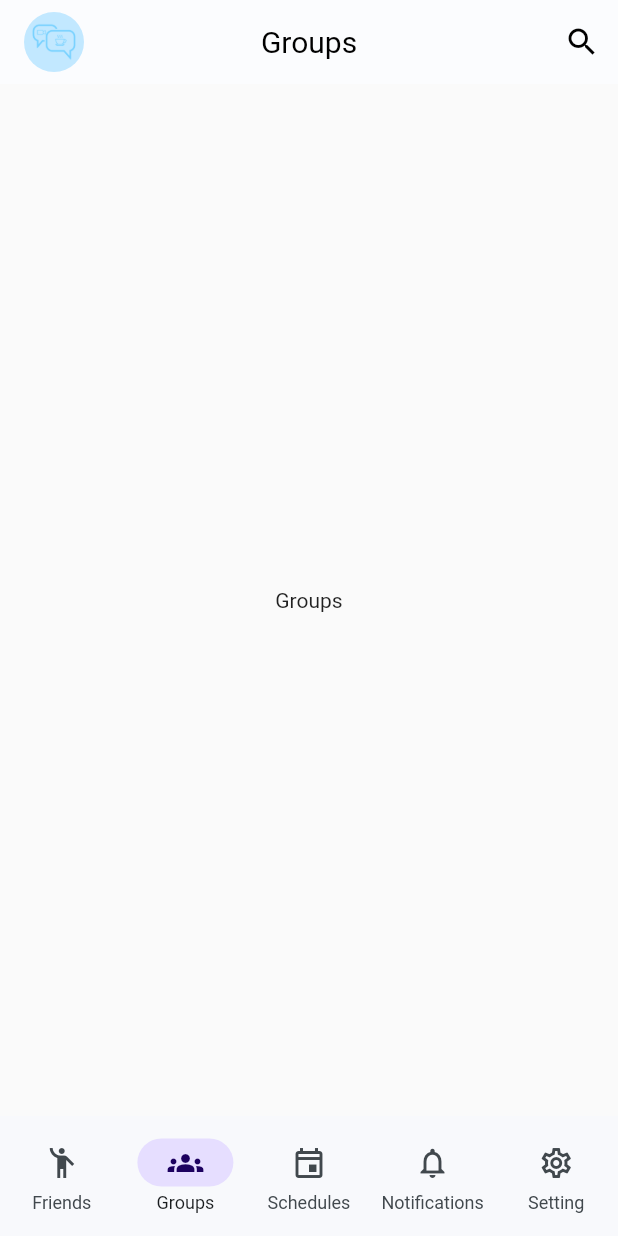
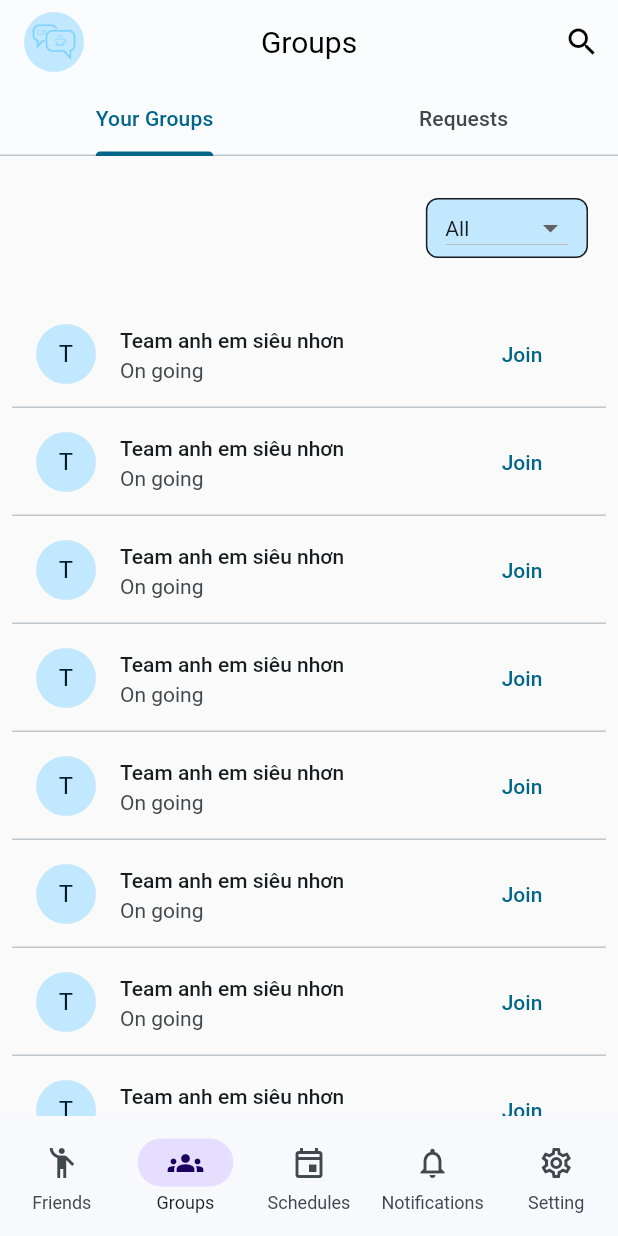
Before and after one commit to quangnhat22/cs_video_call_app, a Flutter app: the screen it shows after launch, item 2 of the bottom bar chosen, on a phone screen of 412 x 824 dp. Run offline on Flutter 3.47's test engine with Material 2 defaults, Android fonts, the phone set to English and light mode, and no system bars; our stand-ins replace bloc, cached_network_image, dio, equatable, firebase_core, flutter_bloc and 3 more; accounts and stored records are empty; generated files the repository leaves out were written again.

Commit message:
build Your Groups tab in Groups page

```diff
--- a/lib/core/langs/app_en.arb
+++ b/lib/core/langs/app_en.arb
@@ -72,5 +72,8 @@
   "friend_birthday": "Birthday",
   "friend_add_friend": "Add friend",
   "friend_block": "Block",
-  "friend_unfriend": "Unfriend"
+  "friend_unfriend": "Unfriend",
+  "group_on_going": "On going",
+  "group_join_text_button": "Join",
+  "group_start_text_button": "Start"
 }
--- a/lib/core/langs/app_vi.arb
+++ b/lib/core/langs/app_vi.arb
@@ -72,5 +72,8 @@
   "friend_birthday": "Ngày sinh",
   "friend_add_friend": "Thêm bạn bè",
   "friend_block": "Chặn",
-  "friend_unfriend": "Hủy kết bạn"
+  "friend_unfriend": "Hủy kết bạn",
+  "group_on_going": "Đang diễn ra",
+  "group_join_text_button": "Tham gia",
+  "group_start_text_button": "Bắt đầu"
 }
--- a/lib/presentation/groups/groups_dash_board/groups_dash_board.dart
+++ b/lib/presentation/groups/groups_dash_board/groups_dash_board.dart
@@ -5,3 +5,6 @@ import 'package:flutter_gen/gen_l10n/app_localizations.dart';
 import 'package:videocall/common/widgets/stateless/m_app_bar.dart';
 
 part 'pages/groups_dash_board_page.dart';
+part 'widgets/tabs/your_groups_tab.dart';
+part 'widgets/dropdown_groups_filter_button.dart';
+part 'widgets/lists/group_list.dart';
--- a/lib/presentation/groups/groups_dash_board/pages/groups_dash_board_page.dart
+++ b/lib/presentation/groups/groups_dash_board/pages/groups_dash_board_page.dart
@@ -5,12 +5,22 @@ class GroupsDashBoardPage extends StatelessWidget {
 
   @override
   Widget build(BuildContext context) {
-    return Scaffold(
-      appBar: MHomeAppBar(
-        title: AppLocalizations.of(context)!.groups,
-      ),
-      body: const Center(
-        child: Text("Groups"),
+    return DefaultTabController(
+      length: 2,
+      child: Scaffold(
+        appBar: MHomeAppBar(
+          title: AppLocalizations.of(context)!.groups,
+          bottomWidget: const TabBar(tabs: [
+            Tab(
+              child: Text('Your Groups'),
+            ),
+            Tab(
+              child: Text('Requests'),
+            )
+          ]),
+        ),
+        body:
+            const TabBarView(children: <Widget>[YourGroupsTab(), Text('123')]),
       ),
     );
   }
--- /dev/null
+++ b/lib/presentation/groups/groups_dash_board/widgets/dropdown_groups_filter_button.dart
@@ -0,0 +1,56 @@
+part of groups_dash_board;
+
+const List<String> listItem = <String>['All', 'Incoming', 'Missed'];
+
+class DropdownGroupsFilterButton extends StatefulWidget {
+  final Function onChange;
+
+  const DropdownGroupsFilterButton(this.onChange, {super.key});
+
+  @override
+  State<DropdownGroupsFilterButton> createState() =>
+      _DropdownGroupsFilterButtonState();
+}
+
+class _DropdownGroupsFilterButtonState
+    extends State<DropdownGroupsFilterButton> {
+  String dropdownValue = listItem.first;
+
+  @override
+  Widget build(BuildContext context) {
+    return SizedBox(
+      height: 40,
+      child: Container(
+        padding: const EdgeInsets.symmetric(horizontal: 12),
+        decoration: BoxDecoration(
+          color: Theme.of(context).colorScheme.primaryContainer,
+          border: Border.all(color: Theme.of(context).colorScheme.onSurface),
+          borderRadius: BorderRadius.circular(8),
+        ),
+        child: DropdownButton<String>(
+          value: dropdownValue,
+          icon: const Icon(Icons.arrow_drop_down),
+          elevation: 8,
+          style: TextStyle(color: Theme.of(context).colorScheme.onSurface),
+          borderRadius: BorderRadius.circular(8),
+          onChanged: (String? value) {
+            setState(() {
+              dropdownValue = value!;
+            });
+
+            widget.onChange(value);
+          },
+          items: listItem.map<DropdownMenuItem<String>>((String value) {
+            return DropdownMenuItem<String>(
+              value: value,
+              child: Text(
+                value,
+              ),
+            );
+          }).toList(),
+        ),
+      ),
+    );
+    ;
+  }
+}
--- /dev/null
+++ b/lib/presentation/groups/groups_dash_board/widgets/lists/group_list.dart
@@ -0,0 +1,34 @@
+part of groups_dash_board;
+
+class GroupList extends StatelessWidget {
+  const GroupList({super.key});
+
+  @override
+  Widget build(BuildContext context) {
+    return Padding(
+      padding: const EdgeInsets.symmetric(horizontal: 8),
+      child: ListView.builder(
+        itemBuilder: ((context, index) {
+          return Column(
+            children: <Widget>[
+              ListTile(
+                title: const Text('Team anh em siêu nhơn'),
+                subtitle: Text(AppLocalizations.of(context)!.group_on_going),
+                leading: const CircleAvatar(child: Text('T')),
+                trailing: TextButton(
+                    onPressed: () {},
+                    child: Text(
+                        AppLocalizations.of(context)!.group_join_text_button)),
+              ),
+              if (index != 11)
+                const Divider(
+                  height: 0,
+                )
+            ],
+          );
+        }),
+        itemCount: 12,
+      ),
+    );
+  }
+}
--- /dev/null
+++ b/lib/presentation/groups/groups_dash_board/widgets/tabs/your_groups_tab.dart
@@ -0,0 +1,31 @@
+part of groups_dash_board;
+
+class YourGroupsTab extends StatelessWidget {
+  const YourGroupsTab({super.key});
+
+  void handleDropdownChange(String selectedValue) {
+    debugPrint(selectedValue);
+  }
+
+  @override
+  Widget build(BuildContext context) {
+    return LayoutBuilder(builder: (ctx, constraints) {
+      return SingleChildScrollView(
+        child: Column(
+          children: <Widget>[
+            Container(
+              height: constraints.maxHeight * 0.15,
+              padding: const EdgeInsets.only(left: 20, right: 20),
+              child: Row(
+                mainAxisAlignment: MainAxisAlignment.end,
+                children: [DropdownGroupsFilterButton(handleDropdownChange)],
+              ),
+            ),
+            SizedBox(
+                height: constraints.maxHeight * 0.85, child: const GroupList()),
+          ],
+        ),
+      );
+    });
+  }
+}
```
